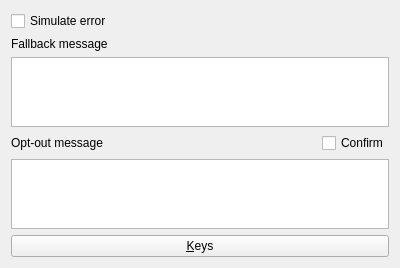
The window that src/plugins/omemo/omemooptions.ui (eyecu-im/eyecu-qt) describes before a commit, drawn with Qt 5.
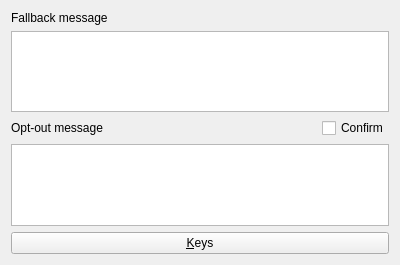
The same window after the commit.

Commit message: Make OMEMO option "Simuate error" only available in Debug build.

```diff
--- a/src/plugins/omemo/omemooptions.ui
+++ b/src/plugins/omemo/omemooptions.ui
@@ -14,7 +14,10 @@
    <string>OMEMO options</string>
   </property>
   <layout class="QGridLayout" name="gridLayout">
-   <item row="3" column="1">
+   <item row="3" column="0" colspan="2">
+    <widget class="QPlainTextEdit" name="tedOptOut"/>
+   </item>
+   <item row="2" column="1">
     <widget class="QCheckBox" name="chkOptOutConfirm">
      <property name="sizePolicy">
       <sizepolicy hsizetype="Maximum" vsizetype="Fixed">
@@ -27,7 +30,17 @@
      </property>
     </widget>
    </item>
-   <item row="3" column="0">
+   <item row="4" column="0" colspan="2">
+    <widget class="QPushButton" name="pbKeys">
+     <property name="text">
+      <string>&amp;Keys</string>
+     </property>
+    </widget>
+   </item>
+   <item row="1" column="0" colspan="2">
+    <widget class="QPlainTextEdit" name="tedFallback"/>
+   </item>
+   <item row="2" column="0">
     <widget class="QLabel" name="lblOptOut">
      <property name="text">
       <string>Opt-out message</string>
@@ -37,27 +50,7 @@
      </property>
     </widget>
    </item>
-   <item row="5" column="0" colspan="2">
-    <widget class="QPushButton" name="pbKeys">
-     <property name="text">
-      <string>&amp;Keys</string>
-     </property>
-    </widget>
-   </item>
-   <item row="2" column="0" colspan="2">
-    <widget class="QPlainTextEdit" name="tedFallback"/>
-   </item>
-   <item row="4" column="0" colspan="2">
-    <widget class="QPlainTextEdit" name="tedOptOut"/>
-   </item>
    <item row="0" column="0" colspan="2">
-    <widget class="QCheckBox" name="chkSimulateError">
-     <property name="text">
-      <string>Simulate error</string>
-     </property>
-    </widget>
-   </item>
-   <item row="1" column="0" colspan="2">
     <widget class="QLabel" name="lblFallback">
      <property name="text">
       <string>Fallback message</string>
```
The commit also changes 4 other files.
